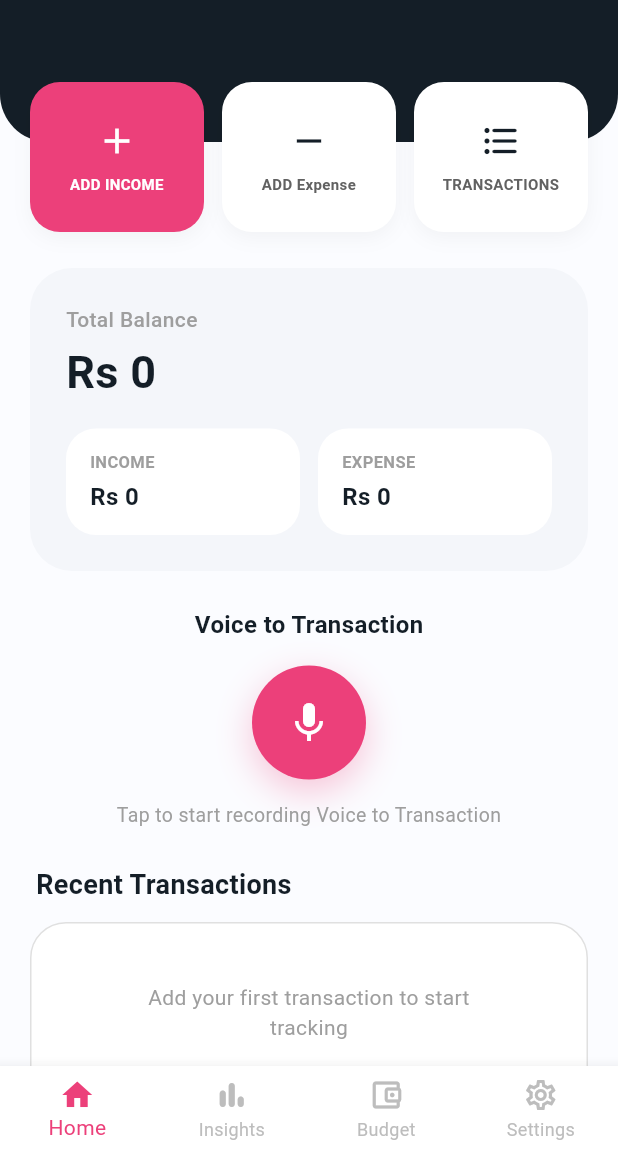
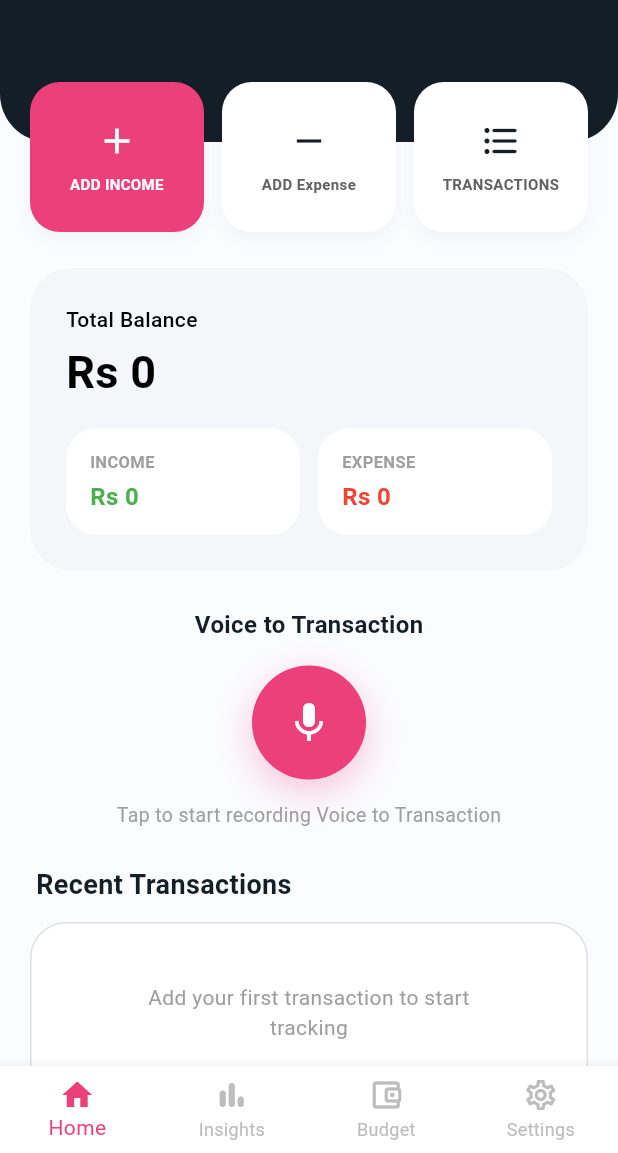
Before and after one commit to somia344/smart-finsight-fyp, a Flutter app: the HomeScreen screen opened by its route, on a phone screen of 412 x 824 dp, the part 83-1236 px from its top. Run offline on Flutter 3.47's test engine with Material 3 defaults, Android fonts, the phone set to English and light mode, and no system bars; our stand-ins replace cloud_firestore, firebase_auth, firebase_core, firebase_storage, flutter_dotenv, google_sign_in and 2 more; accounts and stored records are empty.

Commit message:
home screen

```diff
--- a/lib/views/home_screen.dart
+++ b/lib/views/home_screen.dart
@@ -7,6 +7,8 @@ import '../controllers/transaction_controller.dart';
 import '../models/transaction_model.dart';
 import 'add_income_screen.dart';
 import 'add_expense_screen.dart';
+import 'transactions_screen.dart';
+
 
 // ignore_for_file: use_build_context_synchronously
 
@@ -366,7 +368,12 @@ class _HomeScreenState extends State<HomeScreen> {
                           title: 'TRANSACTIONS',
                           icon: Icons.format_list_bulleted_rounded,
                           color: const Color(0xFF141E27),
-                            onTap: () {},
+                          onTap: () {
+                            Navigator.push(
+                              context,
+                              MaterialPageRoute(builder: (context) => const TransactionsScreen()),
+                            );
+                          },
                         ),
                       ],
                     ),
@@ -374,9 +381,7 @@ class _HomeScreenState extends State<HomeScreen> {
                 ],
               ),
             ),
-
             const SizedBox(height: 24),
-
             Padding(
               padding: const EdgeInsets.symmetric(horizontal: 20),
               child: Container(
@@ -391,12 +396,18 @@ class _HomeScreenState extends State<HomeScreen> {
                   children: [
                     const Text(
                       'Total Balance',
-                        style: TextStyle(fontSize: 14, color: Colors.grey, fontWeight: FontWeight.w500),
+                      style: TextStyle(fontSize: 14, color: Colors.black, fontWeight: FontWeight.w500),
                     ),
                     const SizedBox(height: 4),
                     Text(
                       'Rs ${NumberFormat('#,##,###').format(_totalBalance)}',
-                        style: const TextStyle(fontSize: 30, fontWeight: FontWeight.bold, color: Color(0xFF141E27)),
+                      style: TextStyle(
+                        fontSize: 30,
+                        fontWeight: FontWeight.bold,
+                        color: _totalBalance > 0
+                            ? Colors.green
+                            : (_totalBalance < 0 ? Colors.red : Colors.black),
+                      ),
                     ),
                     const SizedBox(height: 16),
                     Row(
@@ -413,7 +424,10 @@ class _HomeScreenState extends State<HomeScreen> {
                               children: [
                                 const Text('INCOME', style: TextStyle(fontSize: 11, color: Colors.grey, fontWeight: FontWeight.bold)),
                                 const SizedBox(height: 4),
-                                  Text('Rs ${NumberFormat('#,##,###').format(_totalIncome)}', style: const TextStyle(fontSize: 16, fontWeight: FontWeight.bold, color: Color(0xFF141E27))),
+                                Text(
+                                  'Rs ${NumberFormat('#,##,###').format(_totalIncome)}',
+                                  style: const TextStyle(fontSize: 16, fontWeight: FontWeight.bold, color: Colors.green),
+                                ),
                               ],
                             ),
                           ),
@@ -431,7 +445,10 @@ class _HomeScreenState extends State<HomeScreen> {
                               children: [
                                 const Text('EXPENSE', style: TextStyle(fontSize: 11, color: Colors.grey, fontWeight: FontWeight.bold)),
                                 const SizedBox(height: 4),
-                                  Text('Rs ${NumberFormat('#,##,###').format(_totalExpense)}', style: const TextStyle(fontSize: 16, fontWeight: FontWeight.bold, color: Color(0xFF141E27))),
+                                Text(
+                                  'Rs ${NumberFormat('#,##,###').format(_totalExpense)}',
+                                  style: const TextStyle(fontSize: 16, fontWeight: FontWeight.bold, color: Colors.red),
+                                ),
                               ],
                             ),
                           ),
@@ -442,9 +459,7 @@ class _HomeScreenState extends State<HomeScreen> {
                 ),
               ),
             ),
-
             const SizedBox(height: 24),
-
             Column(
               children: [
                 const Text(
@@ -479,9 +494,7 @@ class _HomeScreenState extends State<HomeScreen> {
                 ),
               ],
             ),
-
             const SizedBox(height: 24),
-
             const Padding(
               padding: EdgeInsets.symmetric(horizontal: 24),
               child: Align(
@@ -492,10 +505,7 @@ class _HomeScreenState extends State<HomeScreen> {
                 ),
               ),
             ),
-
             const SizedBox(height: 12),
-
-              // Recent Transactions List - WITHOUT ICONS, WITH GREEN/RED COLORS
             _authController.currentUserId == null
                 ? const Padding(
                     padding: EdgeInsets.symmetric(horizontal: 20),
@@ -606,11 +616,8 @@ class _HomeScreenState extends State<HomeScreen> {
       onTap: (index) {
         setState(() => _selectedIndex = index);
         if (index == 1) {
-            // Insights page - will implement later
         } else if (index == 2) {
-            // Budget page - will implement later
         } else if (index == 3) {
-            // Profile/Settings page - will implement later
         }
       },
       type: BottomNavigationBarType.fixed,
```
Lines whose indentation alone changed are shown as unchanged.
